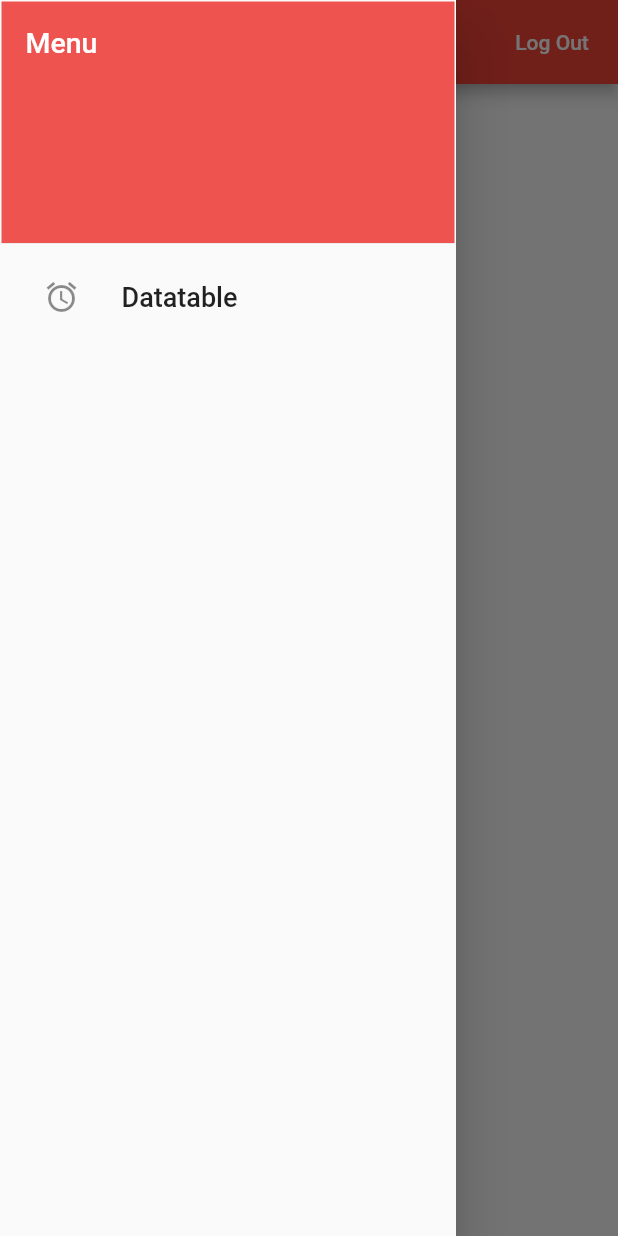
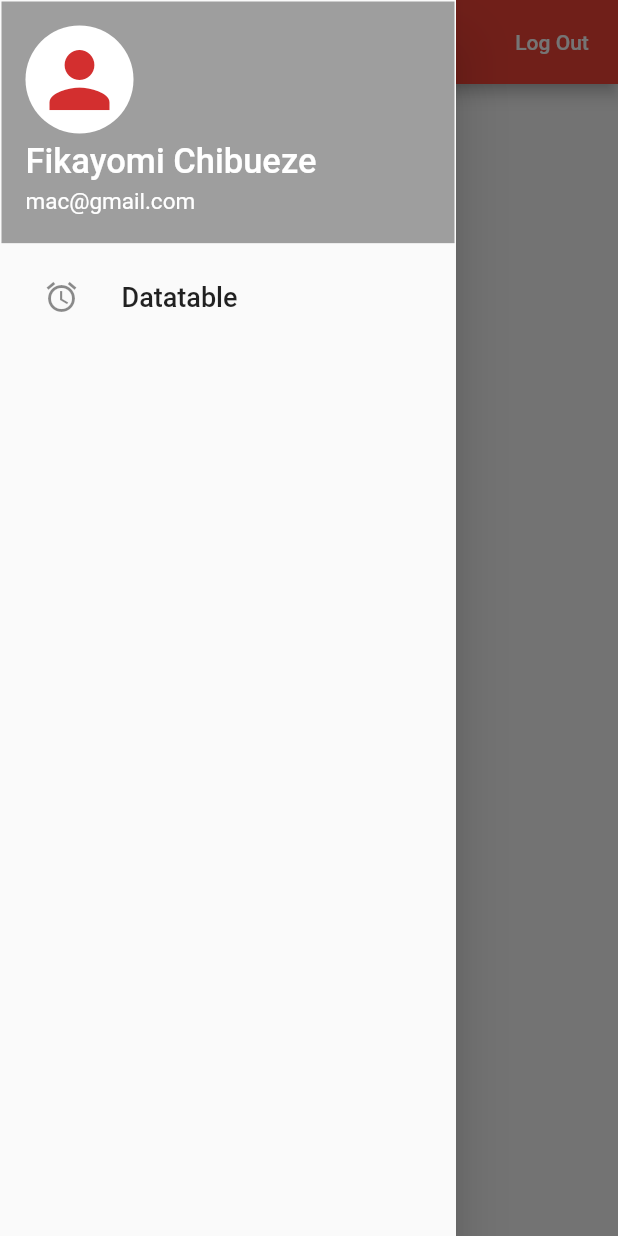
Before and after one commit to macelux/Flutter-Authentication-UI, a Flutter app: the MainPage screen opened directly, with the side drawer open, on a phone screen of 412 x 824 dp. Run offline on Flutter 3.47's test engine with Material 2 defaults, Android fonts, the phone set to English and light mode, and no system bars; our stand-ins replace shared_preferences; accounts and stored records are empty.

Commit message:
add inkwell widgets and comments in appropriate lines

```diff
--- a/lib/screens/homePage.dart
+++ b/lib/screens/homePage.dart
@@ -31,6 +31,7 @@ class _MainPageState extends State<MainPage> {
   @override
   Widget build(BuildContext context) {
     return Scaffold(
+      // App Bar
       appBar: AppBar(
         title: Text("Auth UI", style: TextStyle(color: Colors.white)),
         actions: <Widget>[
@@ -46,37 +47,56 @@ class _MainPageState extends State<MainPage> {
           ),
         ],
       ),
-      body: Center(child: Text("Main Page")),
+
+      // App Sidebar
       drawer: Drawer(
         child: ListView(
           padding: EdgeInsets.all(1.0),
           children: <Widget>[
-            DrawerHeader(
-              child: Text("Menu", style: TextStyle(fontSize: 19, color: Colors.white),),
-              decoration: BoxDecoration(
-                color: Colors.red[400],
+            // DrawerHeader(
+            //   child: Text("Menu", style: TextStyle(fontSize: 19, color: Colors.white),),
+            //   decoration: BoxDecoration(
+            //     color: Colors.red[400],
+            //   ),
+            // ),
+            UserAccountsDrawerHeader(
+              accountName: Text("Fikayomi Chibueze",
+                  style: TextStyle(
+                    fontSize: 23,
+                  )),
+              accountEmail: Text("mac@gmail.com",
+                  style: TextStyle(
+                    fontSize: 15,
+                  )),
+              currentAccountPicture: GestureDetector(
+                child: CircleAvatar(
+                  backgroundColor: Colors.white,
+                  child: Icon(
+                    Icons.person,
+                    size: 60,
+                  ),
+                ),
               ),
+              decoration: BoxDecoration(color: Colors.grey),
             ),
-            ListTile(
-              title: Text("Datatable", style: TextStyle(fontSize: 18, ),),
-              leading: IconButton(icon: Icon(Icons.alarm), onPressed: () {}),
+
+            InkWell(
+              child: ListTile(
+                title: Text("Datatable", style: TextStyle(fontSize: 18)),
+                leading: IconButton(icon: Icon(Icons.alarm), onPressed: () {}),
+              ),
               onTap: () {
-                Navigator.of(context).push(MaterialPageRoute(
-                    builder: (BuildContext context) => DataTableDemo()));
-              },
-
-            )
+                  Navigator.of(context).push(MaterialPageRoute(
+                      builder: (BuildContext context) => DataTableDemo()));
+                },
+            ),
           ],
-          //         child: IconButton(
-          //   icon: Icon(Icons.refresh),
-          //   onPressed: () {
-          //     Navigator.of(context).push(
-          //         MaterialPageRoute(
-          //             builder: (BuildContext context) => DataTableDemo()) );
-          //   },
-          // ),
         ),
       ),
+
+
+      // body
+      body: Center(child: Text("Main Page")),
     );
   }
 }
--- a/lib/services/Service.dart
+++ b/lib/services/Service.dart
@@ -3,45 +3,18 @@ import 'package:authentication_ui/models/Employee.dart';
 import 'package:http/http.dart' as http;
 
 class Service {
-  static const ROOT = "https://test.champandy.com/tasks";
-
-  //Method to add EMployee
-  // static Future<Employee> getEmployee() async{
-  //  try {
-  //     //var map = Map<String, dynamic>();
-  //     //map['action'] = "get";
-  //     //final response = await http.post(ROOT, body: map);
-  //     final response = await http.get(ROOT);
-  //     //print("Create table response ${response.body}");
-  //     //print(response.body);
-  //     if (response.statusCode == 200) {
-  //       //List<Employee> list = parseResponse(response.body);
-  //       // var list = parseResponse(response.body);
-  //       // print(list);
-  //       return Employee.fromJson(json.decode(response.body));
-  //     } else {
-  //       return Employee();
-  //     }
-  //   } catch (e) {
-  //     return Employee(); // return an empty list on exception error
-  //   }
-  // }
+  static const ROOT = "https://test.champandy.com/tasks"; // define the resource url
 
   // Method to get EMployee
   static Future<List<Employee>> getEmployee() async {
     try {
-      //var map = Map<String, dynamic>();
-      //map['action'] = "get";
-      //final response = await http.post(ROOT, body: map);
-      final response = await http.get(ROOT);
-      //print("Create table response ${response.body}");
-      //print(response.body);
+      final response = await http.get(ROOT); // get API resource from url
       if (response.statusCode == 200) {
         List<Employee> list = parseResponse(response.body);
 
         return list;
       } else {
-        return List<Employee>();
+        return List<Employee>(); // return an empty list on exception error
       }
     } catch (e) {
       return List<Employee>(); // return an empty list on exception error
@@ -50,6 +23,7 @@ class Service {
 
   static List<Employee> parseResponse(String responseBody) {
     final parsed = json.decode(responseBody);
+    // map Json data from response to Employee Model
     return parsed.map<Employee>((json) => Employee.fromJson(json)).toList();
   }
 
```
